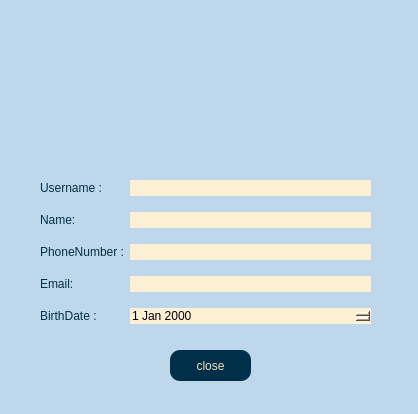
The window that client/profile.ui (AP-projects-4001/jan-ghahve) describes before a commit, drawn with Qt 5.
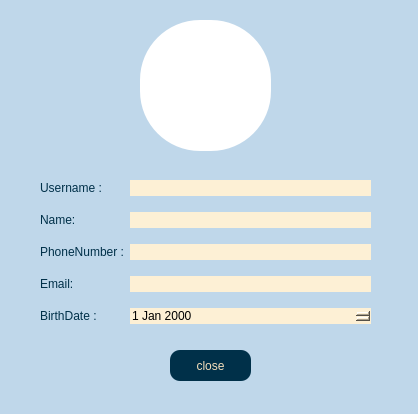
The same window after the commit.

```diff
--- a/client/profile.ui
+++ b/client/profile.ui
@@ -160,10 +160,14 @@
     <rect>
      <x>140</x>
      <y>20</y>
-     <width>141</width>
+     <width>131</width>
      <height>131</height>
     </rect>
    </property>
+   <property name="styleSheet">
+    <string notr="true">background-color:white;
+border-radius:60%;</string>
+   </property>
    <property name="text">
     <string/>
    </property>
```
